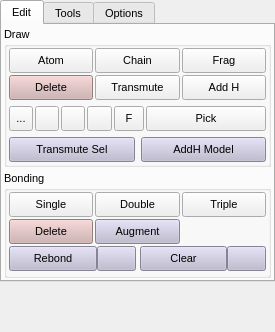
Old version of the form trunk/src/gui/build.ui in the repository trisyoungs/aten.
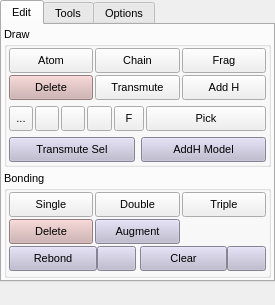
New version of the form. Icons and pictures are not drawn. Custom widgets are drawn as their Qt base class.

```diff
--- a/trunk/src/gui/build.ui
+++ b/trunk/src/gui/build.ui
@@ -6,7 +6,7 @@
     <x>0</x>
     <y>0</y>
     <width>273</width>
-    <height>332</height>
+    <height>305</height>
    </rect>
   </property>
   <property name="sizePolicy">
@@ -18,7 +18,7 @@
   <property name="minimumSize">
    <size>
     <width>273</width>
-    <height>332</height>
+    <height>305</height>
    </size>
   </property>
   <property name="maximumSize">
```
